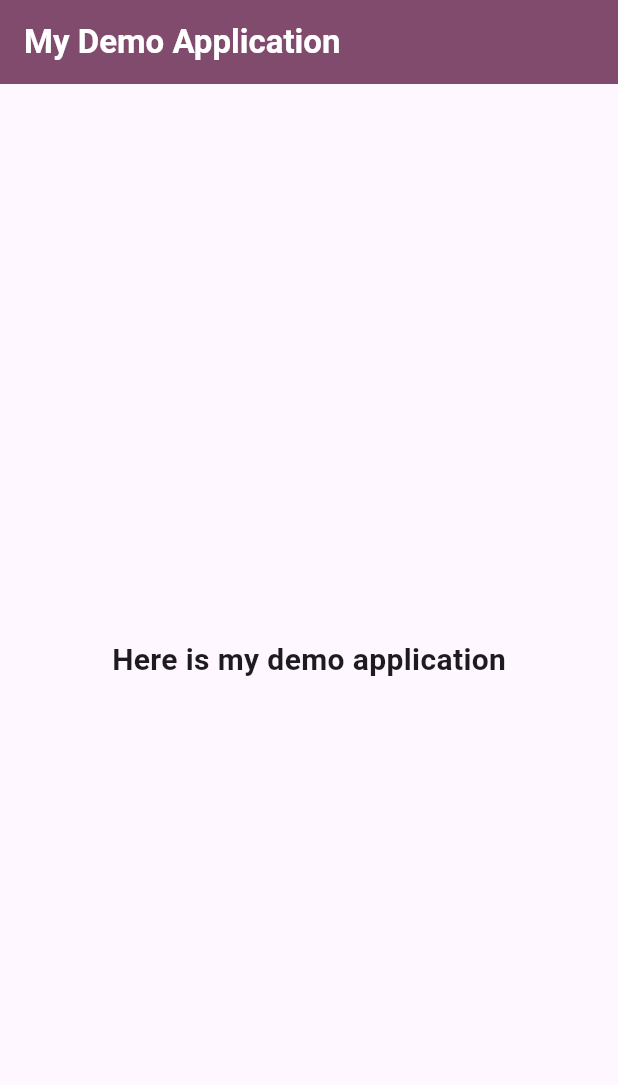
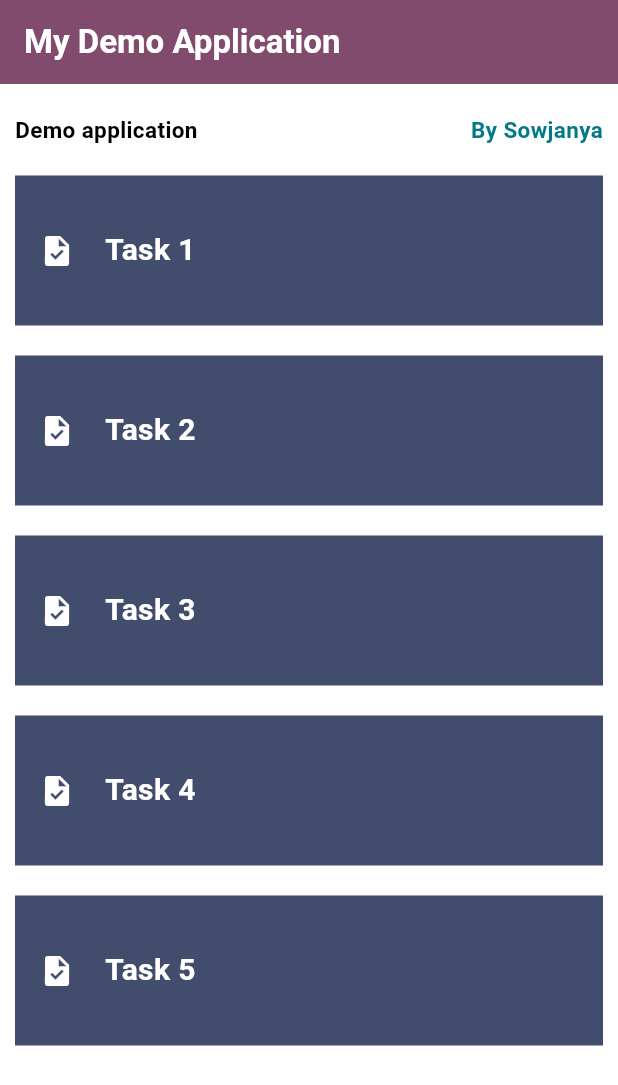
Before and after one commit to sowjanyadonga692/demo_app, a Flutter app: the screen it shows after launch, on a phone screen of 412 x 824 dp. Shown: the top 1085 px of the screen. Run offline on Flutter 3.47's test engine with Material 3 defaults, Android fonts, the phone set to English and light mode, and no system bars.

Commit message:
Assignment 5

```diff
--- a/lib/screens/my_home_screen.dart
+++ b/lib/screens/my_home_screen.dart
@@ -1,5 +1,4 @@
-
-
+import 'package:demo_app/screens/my_task_list.dart';
 import 'package:flutter/material.dart';
 
 class MyHomeScreen extends StatelessWidget {
@@ -8,11 +7,64 @@ class MyHomeScreen extends StatelessWidget {
   @override
   Widget build(BuildContext context) {
     return Scaffold(
-        appBar: AppBar(
-          title: Text("My Demo Application", style: TextStyle(color: Colors.white, fontWeight: .bold)),
-          backgroundColor: const Color.fromARGB(255, 129, 75, 109),
+      appBar: AppBar(
+        title: Text(
+          "My Demo Application",
+          style: TextStyle(color: Colors.white, fontWeight: .bold),
         ),
-        body: Center(child: Text("Here is my demo application", style: TextStyle(fontSize: 20, fontWeight: FontWeight.bold),),),
-      );
+        backgroundColor: const Color.fromARGB(255, 129, 75, 109),
+      ),
+      // Did this for Assignment 4
+      // body: Center(child: Text("Here is my demo application", style: TextStyle(fontSize: 20, fontWeight: FontWeight.bold),),),
+
+      // Adding this for Assignment 5
+      body: Container(
+        color: Colors.white,
+        child: Padding(
+          padding: EdgeInsets.only(top: 20, left: 10, right: 10),
+          child: Column(
+            children: [
+              Row(
+                mainAxisAlignment: MainAxisAlignment.spaceBetween,
+                crossAxisAlignment: CrossAxisAlignment.start,
+                children: [
+                  Text(
+                    "Demo application",
+                    style: TextStyle(
+                      fontSize: 15,
+                      fontWeight: FontWeight.bold,
+                      color: Colors.black,
+                    ),
+                  ),
+                  Text(
+                    "By Sowjanya",
+                    style: TextStyle(
+                      fontSize: 15,
+                      fontWeight: FontWeight.bold,
+                      color: const Color.fromARGB(255, 3, 120, 135),
+                    ),
+                  ),
+                ],
+              ),
+              Column(
+                mainAxisAlignment: MainAxisAlignment.spaceBetween,
+                children: [
+                  SizedBox(height: 20),
+                  MyTaskList(taskTitle: "Task 1"),
+                  SizedBox(height: 20),
+                  MyTaskList(taskTitle: "Task 2"),
+                  SizedBox(height: 20),
+                  MyTaskList(taskTitle: "Task 3"),
+                  SizedBox(height: 20),
+                  MyTaskList(taskTitle: "Task 4"),
+                  SizedBox(height: 20),
+                  MyTaskList(taskTitle: "Task 5")
+                ],
+              ),
+            ],
+          ),
+        ),
+      ),
+    );
   }
 }
--- /dev/null
+++ b/lib/screens/my_task_list.dart
@@ -0,0 +1,40 @@
+import 'package:flutter/material.dart';
+
+class MyTaskList extends StatefulWidget {
+  final String taskTitle;
+
+  const MyTaskList({super.key, required this.taskTitle});
+
+  @override
+  State<MyTaskList> createState() => _MyTaskListState();
+}
+
+  class  _MyTaskListState extends State<MyTaskList> {
+    @override
+  Widget build(BuildContext context) {
+    return Container(
+      height: 100,
+      color: const Color.fromARGB(255, 66, 76, 108),
+      child: Center(
+        child: Padding(
+          padding: const EdgeInsets.all(16.0),
+          child: Row(
+            children: [
+              const Icon(Icons.task, color: Colors.white),
+              const SizedBox(width: 20),
+              Text(
+               widget.taskTitle,
+                style: const TextStyle(
+                  fontSize: 20,
+                  fontWeight: FontWeight.bold,
+                  color: Colors.white,
+                ),
+                textAlign: TextAlign.center,
+              ),
+            ],
+          ),
+        ),
+      ),
+    );
+  }
+}
```
Also changed, not shown: Screenshot 2026-03-20 at 6.07.06 PM.png (added), Screenshot 2026-03-20 at 6.07.25 PM.png (added), 2 other files.
